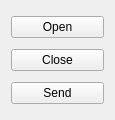
Qt form Qt/my_programm/Test_HID_device/src/HID_device/src/ui/HID_device.ui (RinatB2017/mega_GIT) before a commit.
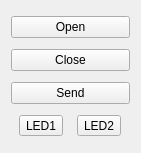
The same form after that commit.

Patch:
```diff
--- a/Qt/my_programm/Test_HID_device/src/HID_device/src/ui/HID_device.ui
+++ b/Qt/my_programm/Test_HID_device/src/HID_device/src/ui/HID_device.ui
@@ -6,8 +6,8 @@
    <rect>
     <x>0</x>
     <y>0</y>
-    <width>115</width>
-    <height>120</height>
+    <width>141</width>
+    <height>153</height>
    </rect>
   </property>
   <property name="windowTitle">
@@ -35,6 +35,30 @@
      </property>
     </widget>
    </item>
+   <item>
+    <layout class="QHBoxLayout" name="horizontalLayout">
+     <item>
+      <widget class="QToolButton" name="btn_led1">
+       <property name="text">
+        <string>LED1</string>
+       </property>
+       <property name="checkable">
+        <bool>true</bool>
+       </property>
+      </widget>
+     </item>
+     <item>
+      <widget class="QToolButton" name="btn_led2">
+       <property name="text">
+        <string>LED2</string>
+       </property>
+       <property name="checkable">
+        <bool>true</bool>
+       </property>
+      </widget>
+     </item>
+    </layout>
+   </item>
   </layout>
  </widget>
  <tabstops>
```
